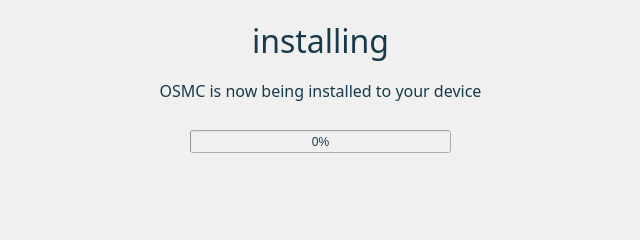
Qt form installer/host/qt_host_installer/extractprogress.ui (osmc/osmc) before a commit.
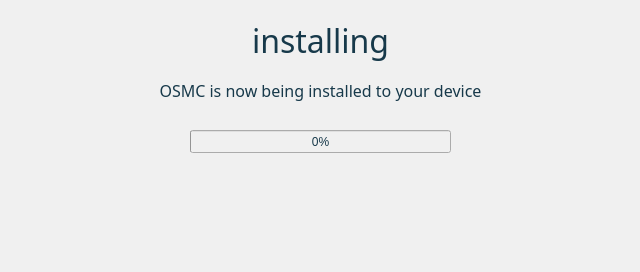
The same form after that commit.

Commit message: [installer][host] potential fix for text clipping on extraction/installation widget

The edit to the form file:
```diff
--- a/installer/host/qt_host_installer/extractprogress.ui
+++ b/installer/host/qt_host_installer/extractprogress.ui
@@ -7,7 +7,7 @@
     <x>0</x>
     <y>0</y>
     <width>640</width>
-    <height>240</height>
+    <height>272</height>
    </rect>
   </property>
   <property name="windowTitle">
@@ -24,7 +24,7 @@
      <x>10</x>
      <y>190</y>
      <width>621</width>
-     <height>41</height>
+     <height>71</height>
     </rect>
    </property>
    <property name="font">
```
